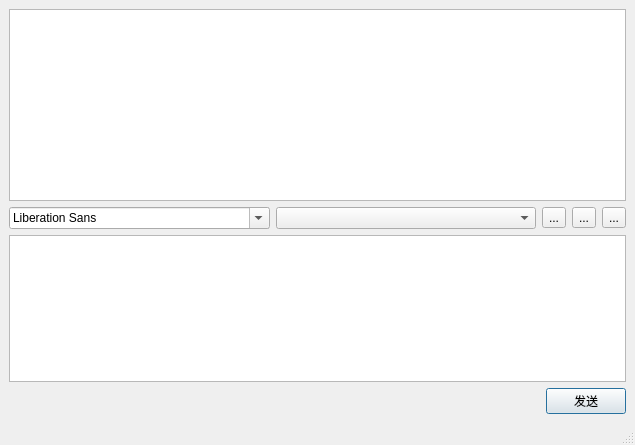
Old version of the form pmwindow.ui in the repository unsky/cortfly.
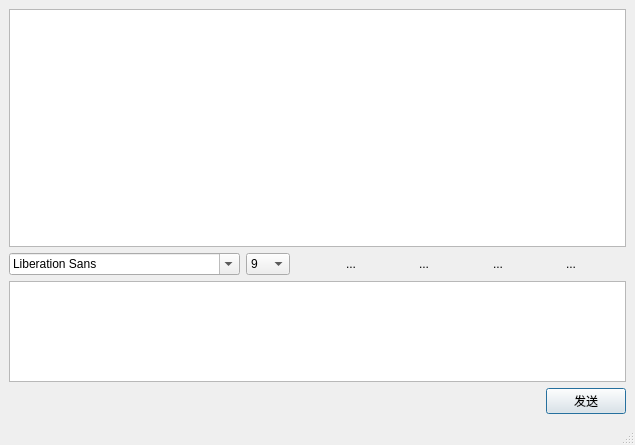
New version of the form. Icons and pictures are not drawn.

What changed in the file:
```diff
--- a/pmwindow.ui
+++ b/pmwindow.ui
@@ -18,7 +18,7 @@
     <item>
      <widget class="QTextEdit" name="txtChat">
       <property name="sizePolicy">
-       <sizepolicy hsizetype="Expanding" vsizetype="Fixed">
+       <sizepolicy hsizetype="Expanding" vsizetype="Expanding">
         <horstretch>0</horstretch>
         <verstretch>108</verstretch>
        </sizepolicy>
@@ -33,11 +33,26 @@
       <item>
        <widget class="QFontComboBox" name="fontComboBox">
         <property name="sizePolicy">
-         <sizepolicy hsizetype="Preferred" vsizetype="Fixed">
-          <horstretch>0</horstretch>
-          <verstretch>26</verstretch>
+         <sizepolicy hsizetype="Fixed" vsizetype="Fixed">
+          <horstretch>14</horstretch>
+          <verstretch>56</verstretch>
          </sizepolicy>
         </property>
+        <property name="baseSize">
+         <size>
+          <width>24</width>
+          <height>17</height>
+         </size>
+        </property>
+        <property name="toolTip">
+         <string>字体</string>
+        </property>
+        <property name="layoutDirection">
+         <enum>Qt::LeftToRight</enum>
+        </property>
+        <property name="autoFillBackground">
+         <bool>true</bool>
+        </property>
        </widget>
       </item>
       <item>
@@ -48,8 +63,132 @@
           <verstretch>26</verstretch>
          </sizepolicy>
         </property>
+        <property name="toolTip">
+         <string>字体大小</string>
+        </property>
+        <item>
+         <property name="text">
+          <string>9</string>
+         </property>
+        </item>
+        <item>
+         <property name="text">
+          <string>10</string>
+         </property>
+        </item>
+        <item>
+         <property name="text">
+          <string>11</string>
+         </property>
+        </item>
+        <item>
+         <property name="text">
+          <string>12</string>
+         </property>
+        </item>
+        <item>
+         <property name="text">
+          <string>13</string>
+         </property>
+        </item>
+        <item>
+         <property name="text">
+          <string>14</string>
+         </property>
+        </item>
+        <item>
+         <property name="text">
+          <string>15</string>
+         </property>
+        </item>
+        <item>
+         <property name="text">
+          <string>16</string>
+         </property>
+        </item>
+        <item>
+         <property name="text">
+          <string>17</string>
+         </property>
+        </item>
+        <item>
+         <property name="text">
+          <string>18</string>
+         </property>
+        </item>
+        <item>
+         <property name="text">
+          <string>19</string>
+         </property>
+        </item>
+        <item>
+         <property name="text">
+          <string>20</string>
+         </property>
+        </item>
+        <item>
+         <property name="text">
+          <string>21</string>
+         </property>
+        </item>
+        <item>
+         <property name="text">
+          <string>22</string>
+         </property>
+        </item>
+        <item>
+         <property name="text">
+          <string>23</string>
+         </property>
+        </item>
        </widget>
       </item>
+      <item>
+       <spacer name="horizontalSpacer_2">
+        <property name="orientation">
+         <enum>Qt::Horizontal</enum>
+        </property>
+        <property name="sizeHint" stdset="0">
+         <size>
+          <width>40</width>
+          <height>20</height>
+         </size>
+        </property>
+       </spacer>
+      </item>
+      <item>
+       <widget class="QToolButton" name="toolButton_4">
+        <property name="toolTip">
+         <string>加粗</string>
+        </property>
+        <property name="text">
+         <string>...</string>
+        </property>
+        <property name="icon">
+         <iconset resource="images/image.qrc">
+          <normaloff>:/bold.png</normaloff>:/bold.png</iconset>
+        </property>
+        <property name="checkable">
+         <bool>true</bool>
+        </property>
+        <property name="autoRaise">
+         <bool>true</bool>
+        </property>
+       </widget>
+      </item>
+      <item>
+       <spacer name="horizontalSpacer_3">
+        <property name="orientation">
+         <enum>Qt::Horizontal</enum>
+        </property>
+        <property name="sizeHint" stdset="0">
+         <size>
+          <width>40</width>
+          <height>20</height>
+         </size>
+        </property>
+       </spacer>
+      </item>
       <item>
        <widget class="QToolButton" name="toolButton">
         <property name="sizePolicy">
@@ -61,32 +200,127 @@
         <property name="text">
          <string>...</string>
         </property>
+        <property name="icon">
+         <iconset resource="images/image.qrc">
+          <normaloff>:/italic.png</normaloff>:/italic.png</iconset>
+        </property>
+        <property name="checkable">
+         <bool>true</bool>
+        </property>
+        <property name="autoRaise">
+         <bool>true</bool>
+        </property>
        </widget>
       </item>
+      <item>
+       <spacer name="horizontalSpacer_4">
+        <property name="orientation">
+         <enum>Qt::Horizontal</enum>
+        </property>
+        <property name="sizeHint" stdset="0">
+         <size>
+          <width>40</width>
+          <height>20</height>
+         </size>
+        </property>
+       </spacer>
+      </item>
       <item>
        <widget class="QToolButton" name="toolButton_2">
         <property name="text">
          <string>...</string>
         </property>
+        <property name="icon">
+         <iconset resource="images/image.qrc">
+          <normaloff>:/color.png</normaloff>:/color.png</iconset>
+        </property>
+        <property name="checkable">
+         <bool>false</bool>
+        </property>
+        <property name="autoRaise">
+         <bool>true</bool>
+        </property>
        </widget>
       </item>
+      <item>
+       <spacer name="horizontalSpacer_5">
+        <property name="orientation">
+         <enum>Qt::Horizontal</enum>
+        </property>
+        <property name="sizeHint" stdset="0">
+         <size>
+          <width>40</width>
+          <height>20</height>
+         </size>
+        </property>
+       </spacer>
+      </item>
       <item>
        <widget class="QToolButton" name="toolButton_3">
+        <property name="sizePolicy">
+         <sizepolicy hsizetype="Fixed" vsizetype="Fixed">
+          <horstretch>30</horstretch>
+          <verstretch>30</verstretch>
+         </sizepolicy>
+        </property>
+        <property name="baseSize">
+         <size>
+          <width>30</width>
+          <height>30</height>
+         </size>
+        </property>
+        <property name="acceptDrops">
+         <bool>false</bool>
+        </property>
+        <property name="toolTip">
+         <string>发送文件</string>
+        </property>
+        <property name="statusTip">
+         <string/>
+        </property>
+        <property name="autoFillBackground">
+         <bool>true</bool>
+        </property>
         <property name="text">
          <string>...</string>
         </property>
         <property name="icon">
-         <iconset resource="faces001/images.qrc">
-          <normaloff>:/image/20071126092709683.png</normaloff>:/image/20071126092709683.png</iconset>
+         <iconset resource="images/image.qrc">
+          <normaloff>:/send.png</normaloff>:/send.png</iconset>
+        </property>
+        <property name="iconSize">
+         <size>
+          <width>22</width>
+          <height>22</height>
+         </size>
+        </property>
+        <property name="checkable">
+         <bool>false</bool>
+        </property>
+        <property name="autoRaise">
+         <bool>true</bool>
         </property>
        </widget>
       </item>
+      <item>
+       <spacer name="horizontalSpacer_6">
+        <property name="orientation">
+         <enum>Qt::Horizontal</enum>
+        </property>
+        <property name="sizeHint" stdset="0">
+         <size>
+          <width>40</width>
+          <height>20</height>
+         </size>
+        </property>
+       </spacer>
+      </item>
      </layout>
     </item>
     <item>
      <widget class="QTextBrowser" name="txtInput">
       <property name="sizePolicy">
-       <sizepolicy hsizetype="Preferred" vsizetype="Fixed">
+       <sizepolicy hsizetype="Preferred" vsizetype="Expanding">
         <horstretch>0</horstretch>
         <verstretch>46</verstretch>
        </sizepolicy>
```
Left out of the diff: 24 changed lines with no effect on the pictures.
